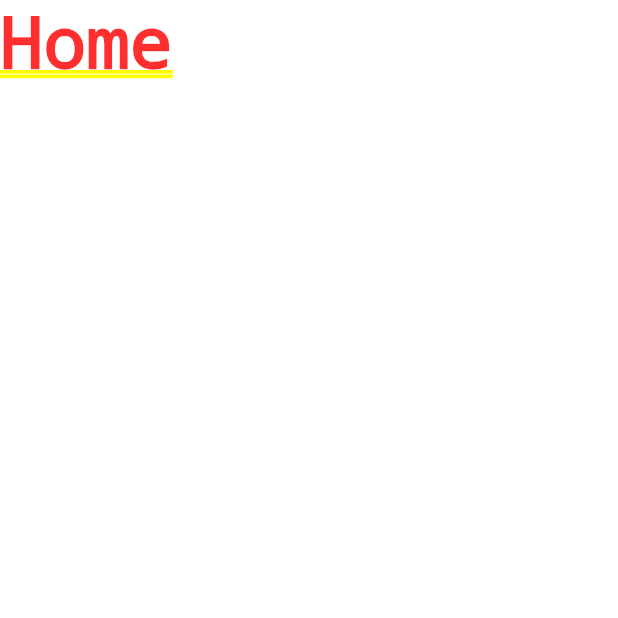
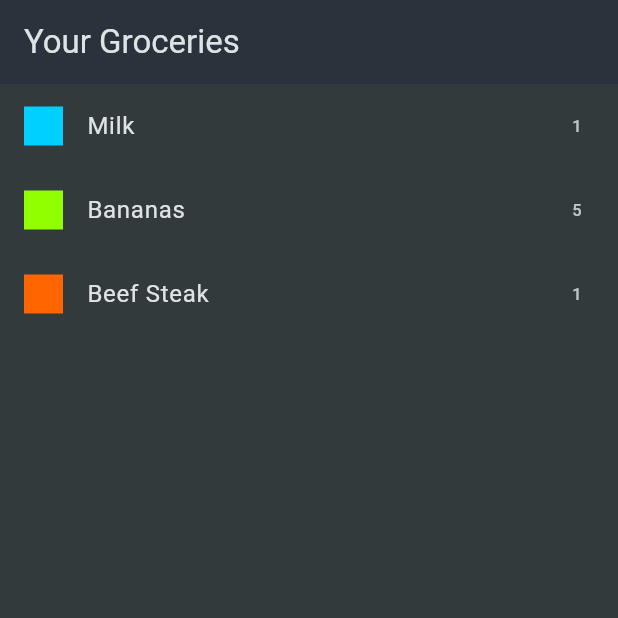
Before and after one commit to sharmakeshav10/Flutter_mini-proejcts, a Flutter app: the screen it shows after launch, on a phone screen of 412 x 824 dp, the top half of it. Run offline on Flutter 3.47's test engine with Material 3 defaults, Android fonts, the phone set to English and light mode, and no system bars; our stand-ins replace battery, device_info, flutter_riverpod, google_fonts, transparent_image.

Commit message:
added category and groceryItems models and rendered dummy_items as list

```diff
--- /dev/null
+++ b/shopping_app/lib/data/dummy_items.dart
@@ -0,0 +1,21 @@
+import 'package:shopping_app/models/category.dart';
+import 'package:shopping_app/models/grocery_item.dart';
+import 'package:shopping_app/data/categories.dart';
+
+final groceryItems = [
+  GroceryItem(
+      id: 'a',
+      name: 'Milk',
+      quantity: 1,
+      category: categories[Categories.dairy]!),
+  GroceryItem(
+      id: 'b',
+      name: 'Bananas',
+      quantity: 5,
+      category: categories[Categories.fruit]!),
+  GroceryItem(
+      id: 'c',
+      name: 'Beef Steak',
+      quantity: 1,
+      category: categories[Categories.meat]!),
+];
--- a/shopping_app/lib/main.dart
+++ b/shopping_app/lib/main.dart
@@ -1,4 +1,6 @@
 import 'package:flutter/material.dart';
+import 'package:shopping_app/data/dummy_items.dart';
+import 'package:shopping_app/widgets/grocery_list.dart';
 
 void main() {
   runApp(const MyApp());
@@ -21,6 +23,6 @@ class MyApp extends StatelessWidget {
           ),
           scaffoldBackgroundColor: const Color.fromARGB(255, 50, 58, 60),
         ),
-        home: Text('Home'));
+        home: const GroceryList());
   }
 }
--- /dev/null
+++ b/shopping_app/lib/widgets/grocery_list.dart
@@ -0,0 +1,32 @@
+import 'package:flutter/material.dart';
+import 'package:shopping_app/data/dummy_items.dart';
+
+class GroceryList extends StatelessWidget {
+  const GroceryList({
+    super.key,
+  });
+
+  @override
+  Widget build(BuildContext context) {
+    return Scaffold(
+      appBar: AppBar(
+        title: Text('Your Groceries'),
+      ),
+      body: ListView.builder(
+        itemCount: groceryItems.length,
+        itemBuilder: (context, index) {
+          return ListTile(
+            leading: Container(
+              width: 26,
+              height: 26,
+              color: groceryItems[index].category.color,
+            ),
+            title: Text(groceryItems[index].name),
+            trailing: Text(groceryItems[index].quantity.toString()),
+          );
+          print(groceryItems);
+        },
+      ),
+    );
+  }
+}
```
Also changed, not shown: shopping_app/lib/data/categories.dart (added, +46 -0 lines), shopping_app/lib/models/category.dart (added, +21 -0 lines), shopping_app/lib/models/grocery_item.dart (added, +14 -0 lines).
